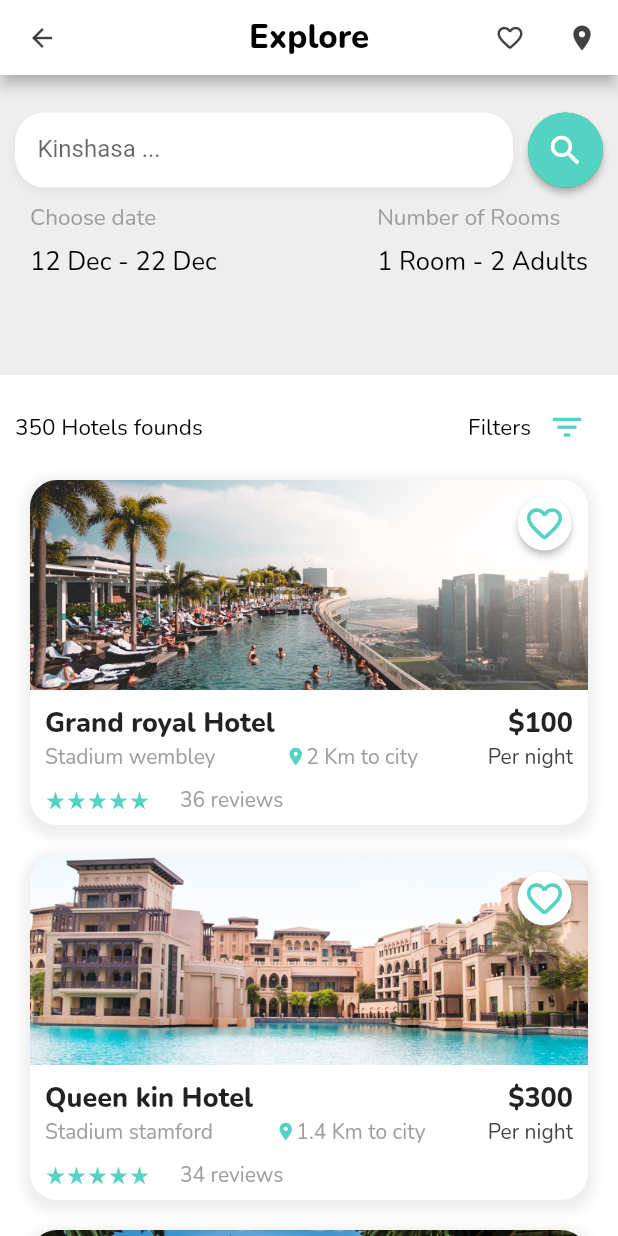
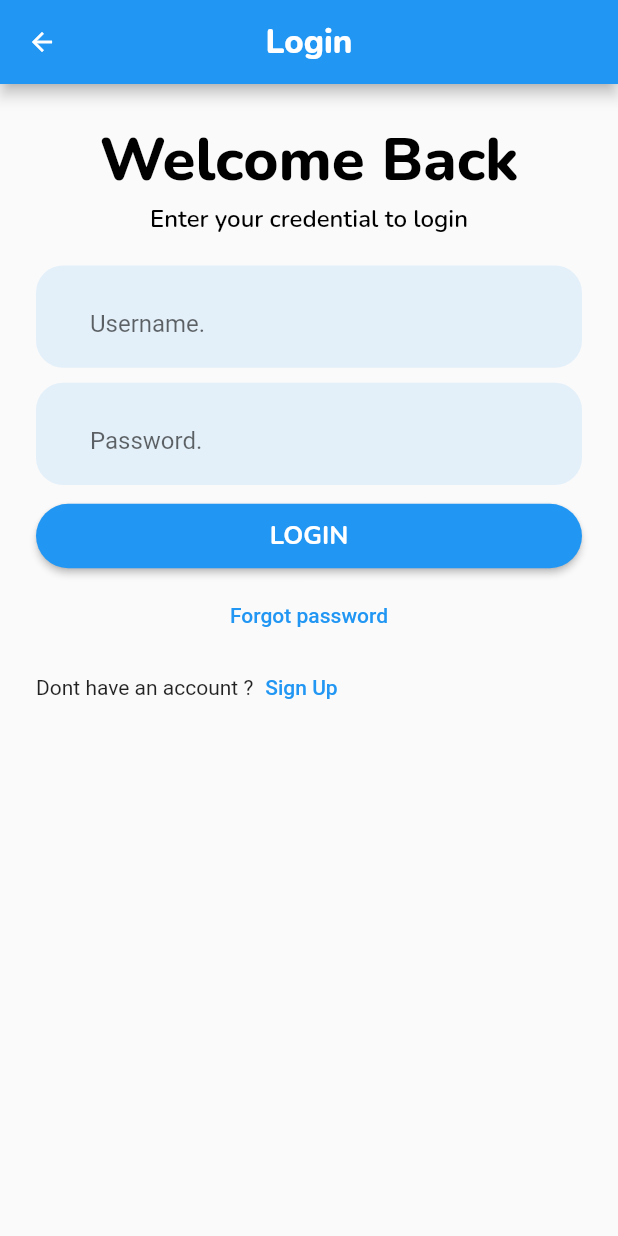
Before and after one commit to alphabas/hotels, a Flutter app: the screen it shows after launch, on a phone screen of 412 x 824 dp. Run offline on Flutter 3.47's test engine with Material 2 defaults, Android fonts, the phone set to English and light mode, and no system bars; our stand-ins replace calendar_date_picker2, google_fonts, table_calendar.

Commit message:
commit now

```diff
--- /dev/null
+++ b/lib/login_screens/loginComponent.dart
@@ -0,0 +1,132 @@
+// ignore_for_file: prefer_const_literals_to_create_immutables, prefer_const_constructors
+
+import 'package:flutter/material.dart';
+import 'package:google_fonts/google_fonts.dart';
+
+class LoginScreen extends StatelessWidget {
+  const LoginScreen({super.key});
+
+  @override
+  Widget build(BuildContext context) {
+    return SafeArea(
+      child: Scaffold(
+        body: Container(
+          margin: EdgeInsets.all(24.0),
+          child: Column(children: [
+            _header(context),
+            SizedBox(
+              height: 20,
+            ),
+            _inputField(context),
+            SizedBox(height: 5.0),
+            _forgotPassword(context),
+            _signUp(context),
+          ]),
+        ),
+        appBar: AppBar(
+          // backgroundColor: Colors.transparent,
+          leading: IconButton(
+            icon: Icon(
+              Icons.arrow_back,
+              color: Colors.white,
+              size: 20.0,
+            ),
+            onPressed: () => {},
+          ),
+          title: Text(
+            'Login',
+            style: GoogleFonts.nunito(
+              color: Colors.white,
+              fontSize: 22.0,
+              fontWeight: FontWeight.w800,
+            ),
+          ),
+          centerTitle: true,
+        ),
+      ),
+    );
+  }
+
+  _header(BuildContext context) {
+    return Column(
+      children: [
+        Text(
+          'Welcome Back',
+          style: GoogleFonts.nunito(
+            color: Colors.black,
+            fontSize: 40.0,
+            fontWeight: FontWeight.w800,
+          ),
+        ),
+        Text(
+          'Enter your credential to login',
+          style: GoogleFonts.nunito(
+            color: Colors.black,
+            fontSize: 16.0,
+            fontWeight: FontWeight.w600,
+          ),
+        ),
+      ],
+    );
+  }
+
+  _inputField(BuildContext context) {
+    return Column(
+      crossAxisAlignment: CrossAxisAlignment.stretch,
+      children: [
+        TextField(
+          decoration: InputDecoration(
+              hintText: 'Username.',
+              // contentPadding: EdgeInsets.all(5.0),
+              border: OutlineInputBorder(
+                  borderRadius: BorderRadius.circular(18.0),
+                  borderSide: BorderSide.none),
+              fillColor: Theme.of(context).primaryColor.withOpacity(0.1),
+              filled: true,
+              prefix: Icon(Icons.person)),
+        ),
+        SizedBox(height: 10.0),
+        TextField(
+          decoration: InputDecoration(
+              hintText: 'Password.',
+              // contentPadding: EdgeInsets.all(5.0),
+              border: OutlineInputBorder(
+                  borderRadius: BorderRadius.circular(18.0),
+                  borderSide: BorderSide.none),
+              fillColor: Theme.of(context).primaryColor.withOpacity(0.1),
+              filled: true,
+              prefix: Icon(Icons.key_off_sharp)),
+          obscureText: true,
+        ),
+        SizedBox(height: 10.0),
+        ElevatedButton(
+          onPressed: () => {},
+          child: Text(
+            'LOGIN',
+            style: GoogleFonts.nunito(
+              fontSize: 17.0,
+              fontWeight: FontWeight.w700,
+            ),
+          ),
+          style: ElevatedButton.styleFrom(
+              shape: StadiumBorder(),
+              padding: EdgeInsets.symmetric(vertical: 10.0)),
+        )
+      ],
+    );
+  }
+
+  _forgotPassword(BuildContext context) {
+    return TextButton(onPressed: () => {}, child: Text('Forgot password'));
+  }
+
+  _signUp(BuildContext context) {
+    return Row(
+      mainAxisAlignment: MainAxisAlignment.start,
+      children: [
+        Text('Dont have an account ?'),
+        TextButton(onPressed: () => {}, child: Text('Sign Up'))
+      ],
+    );
+  }
+}
--- a/lib/main.dart
+++ b/lib/main.dart
@@ -1,5 +1,6 @@
 import 'package:flutter/material.dart';
 import 'package:google_fonts/google_fonts.dart';
+import 'package:hotels/login_screens/loginComponent.dart';
 import 'package:hotels/main_screens/home_creens.dart';
 
 void main() {
@@ -14,7 +15,8 @@ class MyApp extends StatelessWidget {
     return MaterialApp(
       debugShowCheckedModeBanner: false,
       title: 'Hotel Booking',
-      home: HomeScreens(),
+      home: LoginScreen(),
+      // home: HomeScreens(),
     );
   }
 }
```
Also changed, not shown: lib/login_screens/registerComponent.dart (added).
